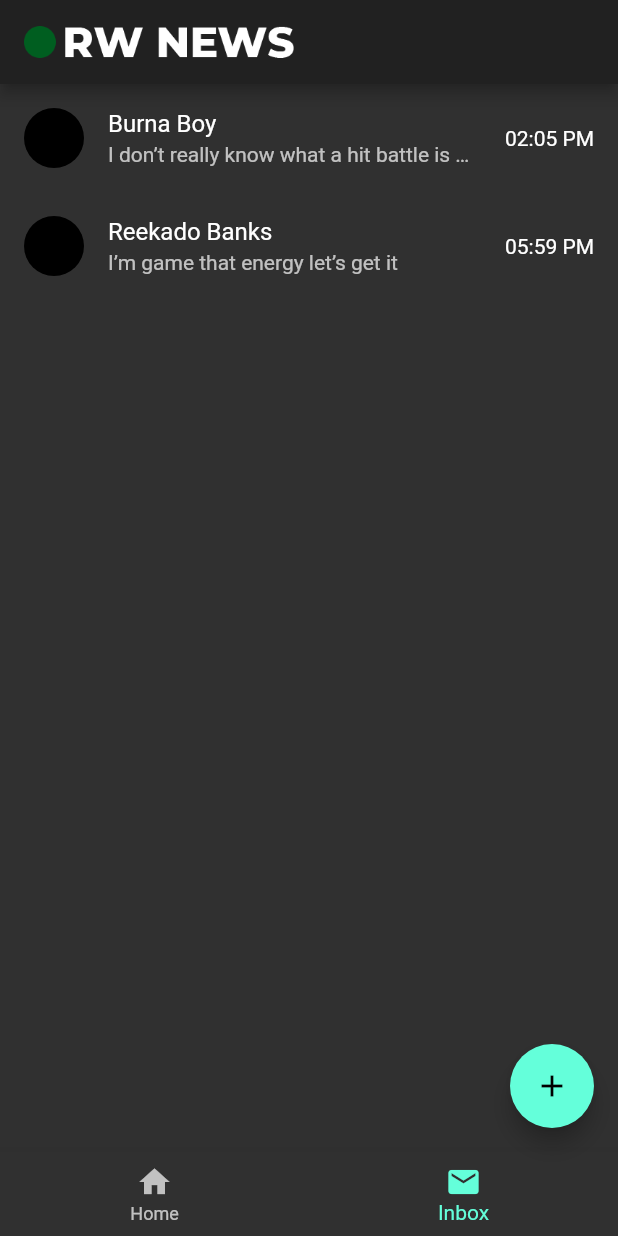
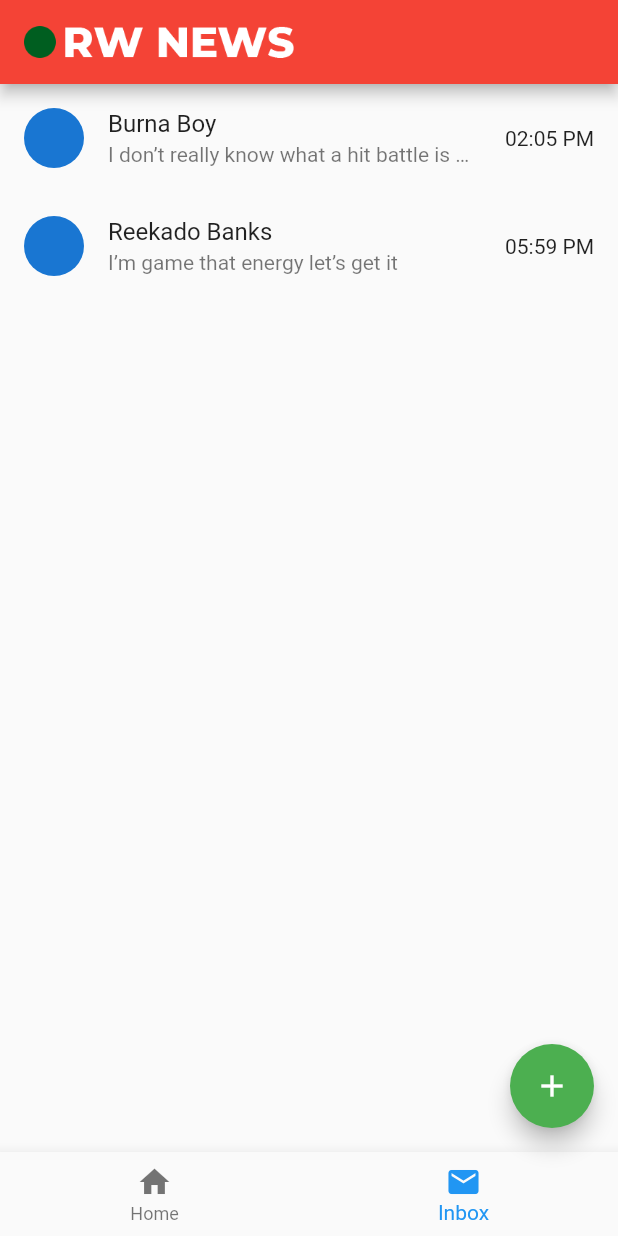
Before and after one commit to artishevskym/flutter_ui_widgets, a Flutter app: the screen it shows after launch, item 2 of the bottom bar chosen, on a phone screen of 412 x 824 dp. Run offline on Flutter 3.47's test engine with Material 2 defaults, Android fonts, the phone set to English and light mode, and no system bars.

Commit message:
Custom light theme

```diff
--- a/lib/main.dart
+++ b/lib/main.dart
@@ -2,15 +2,20 @@ import 'package:flutter/material.dart';
 import 'package:flutter_ui_widgets/pages/main_page.dart';
 
 void main() => runApp(MyApp());
+
+final lightTheme = ThemeData(
+  primaryColor: Colors.red,
+  accentColor: Colors.green,
+);
 
 class MyApp extends StatelessWidget {
   @override
   Widget build(BuildContext context) {
     return MaterialApp(
       title: "Flutter UI Widget App",
-      theme: ThemeData.light(),
+      theme: lightTheme,
       darkTheme: ThemeData.dark(),
-      themeMode: ThemeMode.dark,
+      // themeMode: ThemeMode.dark,
       home: MainPage(),
     );
   }
```
